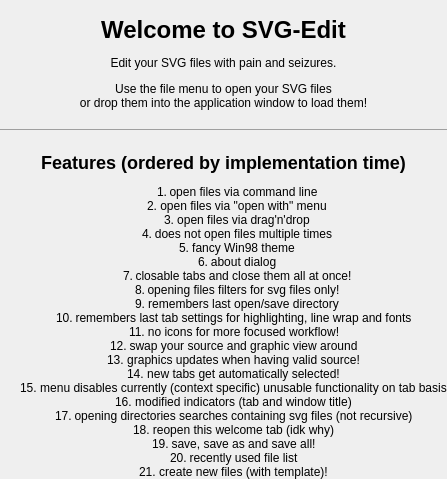
Qt form welcometab.ui (Salami555/uip-ex3-svg-edit) before a commit.
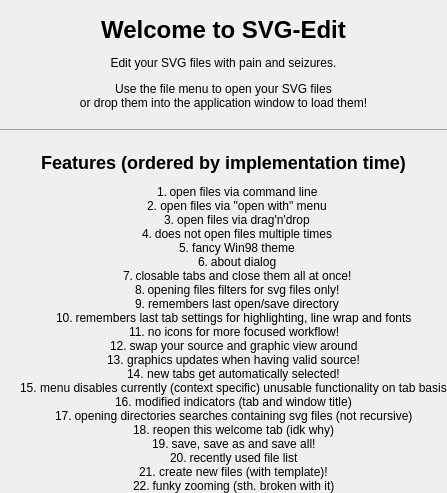
The same form after that commit.

Commit message: funky zooming (sth. broken with it)

Patch:
```diff
--- a/welcometab.ui
+++ b/welcometab.ui
@@ -63,6 +63,7 @@
 &lt;li&gt;save, save as and save all!&lt;/li&gt;
 &lt;li&gt;recently used file list&lt;/li&gt;
 &lt;li&gt;create new files (with template)!&lt;/li&gt;
+&lt;li&gt;funky zooming (sth. broken with it)&lt;/li&gt;
 &lt;/ol&gt;
 &lt;/body&gt;
 &lt;/html&gt;</string>
```
The commit also changes 4 other files.
